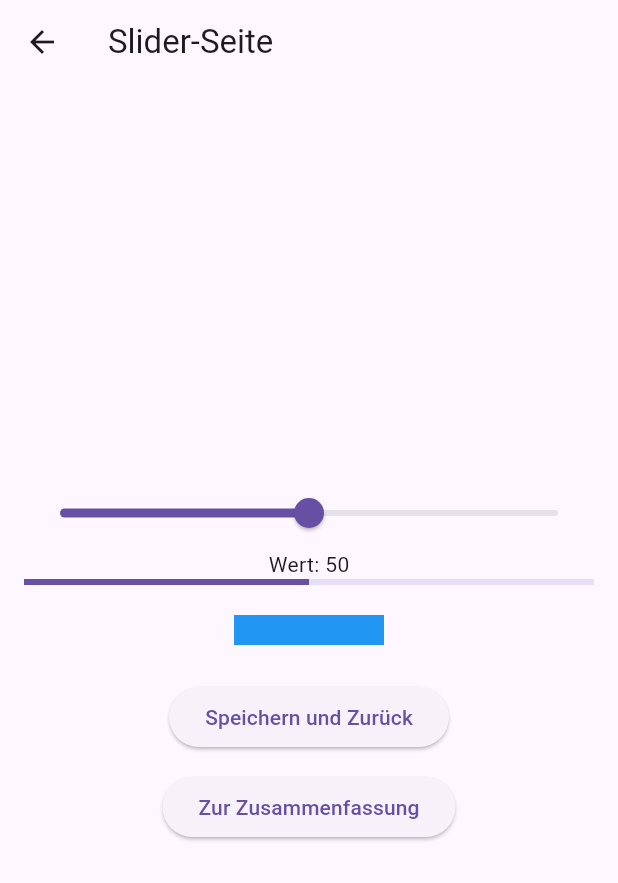
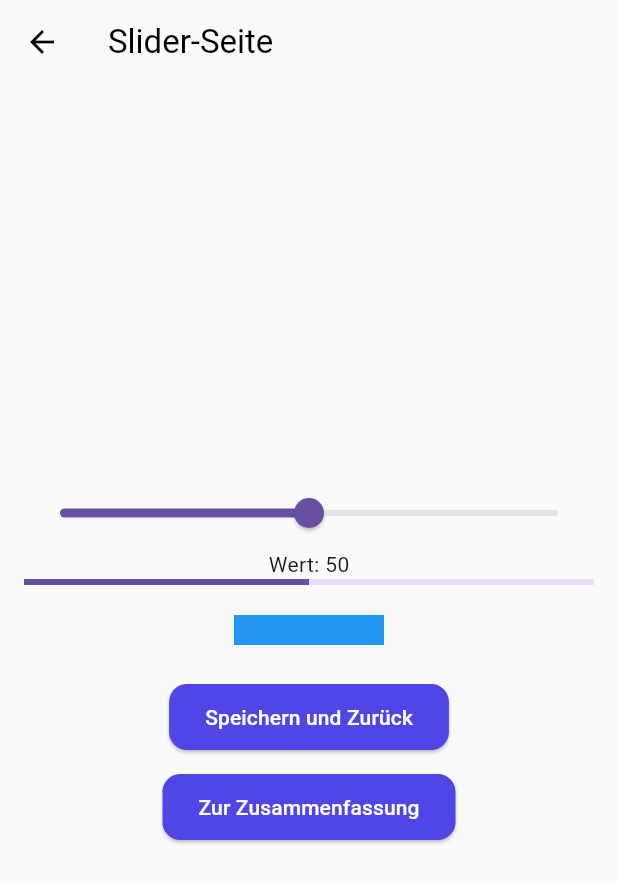
Before and after one commit to misticeagle/portfolio_5590630, a Flutter app: the screen it shows after launch, after a tap on "Slider-Seite", on a phone screen of 412 x 824 dp. Shown: the top 883 px of the screen. Run offline on Flutter 3.47's test engine with Material 3 defaults, Android fonts, the phone set to English and light mode, and no system bars; Roboto replaces fonts that are missing (Arial).

Commit message:
Änderungen 3. Praktikum

```diff
--- a/lib/main.dart
+++ b/lib/main.dart
@@ -1,7 +1,16 @@
 import 'package:flutter/material.dart';
 import 'pages/home_page.dart';
+import 'pages/work_page.dart';
+import 'pages/about_page.dart';
+import 'pages/contact_page.dart';
+import 'pages/slider_page.dart';
+import 'pages/profile_form_page.dart';
+import 'pages/settings_page.dart';
+import 'pages/summary_page.dart';
 
-void main() => runApp(const MyApp());
+void main() {
+  runApp(const MyApp());
+}
 
 class MyApp extends StatelessWidget {
   const MyApp({super.key});
@@ -9,9 +18,55 @@ class MyApp extends StatelessWidget {
   @override
   Widget build(BuildContext context) {
     return MaterialApp(
-      title: 'Portfolio App',
-      theme: ThemeData(primarySwatch: Colors.blue),
-      home: const HomePage(),
+      debugShowCheckedModeBanner: false,
+      title: 'Michel Schneider Portfolio',
+      theme: ThemeData(
+        primarySwatch: Colors.indigo,
+        scaffoldBackgroundColor: Colors.grey[50],
+        fontFamily: 'Arial',
+        appBarTheme: const AppBarTheme(
+          backgroundColor: Colors.transparent,
+          foregroundColor: Colors.black,
+          elevation: 0,
+        ),
+        elevatedButtonTheme: ElevatedButtonThemeData(
+          style: ElevatedButton.styleFrom(
+            backgroundColor: Color(0xFF4F46E5),
+            foregroundColor: Colors.white,
+            padding: EdgeInsets.symmetric(horizontal: 24, vertical: 12),
+            shape: RoundedRectangleBorder(
+              borderRadius: BorderRadius.circular(12),
+            ),
+          ),
+        ),
+      ),
+      initialRoute: '/',
+      routes: {
+        '/': (context) => const HomePage(),
+        '/work': (context) => const WorkPage(),
+        '/about': (context) => const AboutPage(),
+        '/contact': (context) => const ContactPage(),
+        '/slider': (context) => const SliderPage(initialValue: 50),
+        '/profile':
+            (context) => const ProfileFormPage(name: '', email: '', about: ''),
+        '/settings':
+            (context) => const SettingsPage(
+              newsletter: false,
+              darkMode: false,
+              offlineMode: false,
+            ),
+        '/summary':
+            (context) => const SummaryPage(
+              name: '',
+              email: '',
+              about: '',
+              sliderValue: 50,
+              newsletter: false,
+              notifications: false,
+              darkMode: false,
+              offlineMode: false,
+            ),
+      },
     );
   }
 }
--- a/lib/pages/home_page.dart
+++ b/lib/pages/home_page.dart
@@ -43,34 +43,87 @@ class _HomePageState extends State<HomePage> {
   @override
   Widget build(BuildContext context) {
     return Scaffold(
-      appBar: AppBar(title: const Text('Home Page')),
-      body: Center(
-        child: SingleChildScrollView(
-          padding: const EdgeInsets.all(24),
+      appBar: AppBar(
+        title: const Text('Home'),
+        centerTitle: true,
+        backgroundColor: Colors.transparent,
+        elevation: 0,
+      ),
+      drawer: Drawer(
+        child: ListView(
+          children: [
+            const DrawerHeader(
+              decoration: BoxDecoration(color: Color(0xFF4F46E5)),
+              child: Text(
+                'Navigation',
+                style: TextStyle(color: Colors.white, fontSize: 24),
+              ),
+            ),
+            ListTile(
+              title: const Text('Home'),
+              onTap: () => Navigator.pop(context),
+            ),
+            ListTile(
+              title: const Text('Work'),
+              onTap: () => Navigator.pushNamed(context, '/work'),
+            ),
+            ListTile(
+              title: const Text('About'),
+              onTap: () => Navigator.pushNamed(context, '/about'),
+            ),
+            ListTile(
+              title: const Text('Contact'),
+              onTap: () => Navigator.pushNamed(context, '/contact'),
+            ),
+          ],
+        ),
+      ),
+      extendBodyBehindAppBar: true,
+      body: Container(
+        decoration: const BoxDecoration(
+          gradient: LinearGradient(
+            begin: Alignment.topLeft,
+            end: Alignment.bottomRight,
+            colors: [Color(0xFF6A11CB), Color(0xFF2575FC)],
+          ),
+        ),
         child: Column(
-            mainAxisAlignment: MainAxisAlignment.center,
           children: [
+            const SizedBox(height: kToolbarHeight + 16),
             const Text(
               'Willkommen im Portfolio von Michel Schneider',
+              style: TextStyle(
+                color: Colors.white,
+                fontSize: 22,
+                fontWeight: FontWeight.bold,
+              ),
               textAlign: TextAlign.center,
-                style: TextStyle(fontSize: 20, fontWeight: FontWeight.w500),
             ),
-              const SizedBox(height: 40),
-
+            const SizedBox(height: 24),
+            Expanded(
+              child: Container(
+                decoration: const BoxDecoration(
+                  color: Colors.white,
+                  borderRadius: BorderRadius.vertical(top: Radius.circular(24)),
+                ),
+                padding: const EdgeInsets.all(24),
+                child: ListView(
+                  children: [
                     ElevatedButton(
                       onPressed: () async {
                         final result = await Navigator.push(
                           context,
                           MaterialPageRoute(
-                      builder: (_) => SliderPage(initialValue: sliderValue),
+                            builder:
+                                (_) => SliderPage(initialValue: sliderValue),
                           ),
                         );
-                  if (result != null) setState(() => sliderValue = result);
+                        if (result != null)
+                          setState(() => sliderValue = result);
                       },
                       child: const Text('Slider-Seite'),
                     ),
                     const SizedBox(height: 16),
-
                     ElevatedButton(
                       onPressed: () async {
                         final result = await Navigator.push(
@@ -95,7 +148,6 @@ class _HomePageState extends State<HomePage> {
                       child: const Text('Profil bearbeiten'),
                     ),
                     const SizedBox(height: 16),
-
                     ElevatedButton(
                       onPressed: () async {
                         final result = await Navigator.push(
@@ -121,7 +173,6 @@ class _HomePageState extends State<HomePage> {
                       child: const Text('Einstellungen'),
                     ),
                     const SizedBox(height: 16),
-
                     ElevatedButton(
                       onPressed: goToSummary,
                       child: const Text('Zusammenfassung anzeigen'),
@@ -130,6 +181,9 @@ class _HomePageState extends State<HomePage> {
                 ),
               ),
             ),
+          ],
+        ),
+      ),
     );
   }
 }
```
Also changed, not shown: lib/pages/about_page.dart (added, +96 -0 lines), lib/pages/contact_page.dart (added, +162 -0 lines), lib/pages/work_page.dart (added, +82 -0 lines), firebase.json (added), 4 other files. Lines whose indentation alone changed are shown as unchanged.
